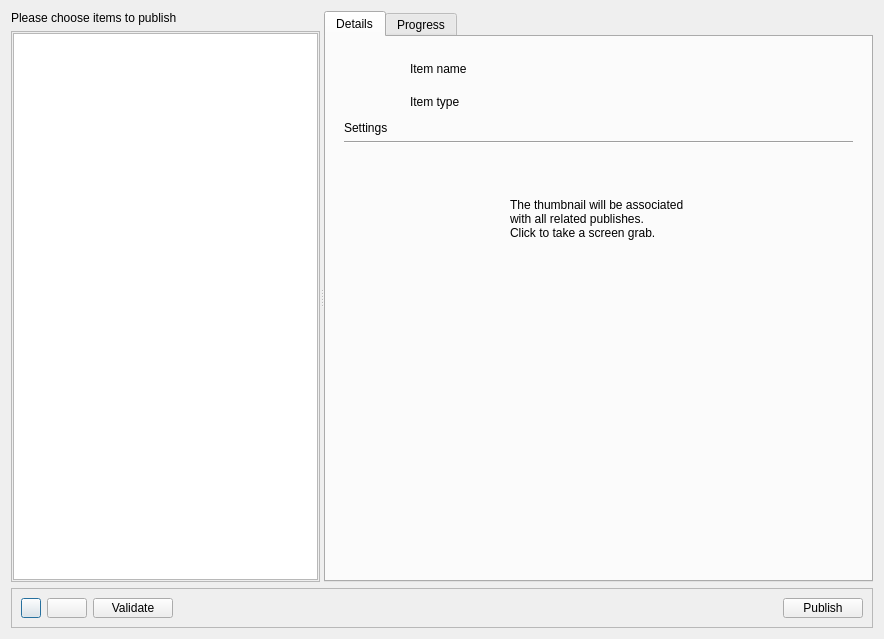
Above: resources/dialog.ui from shotgunsoftware/tk-multi-publish2 before the change. Below: the same form after it.
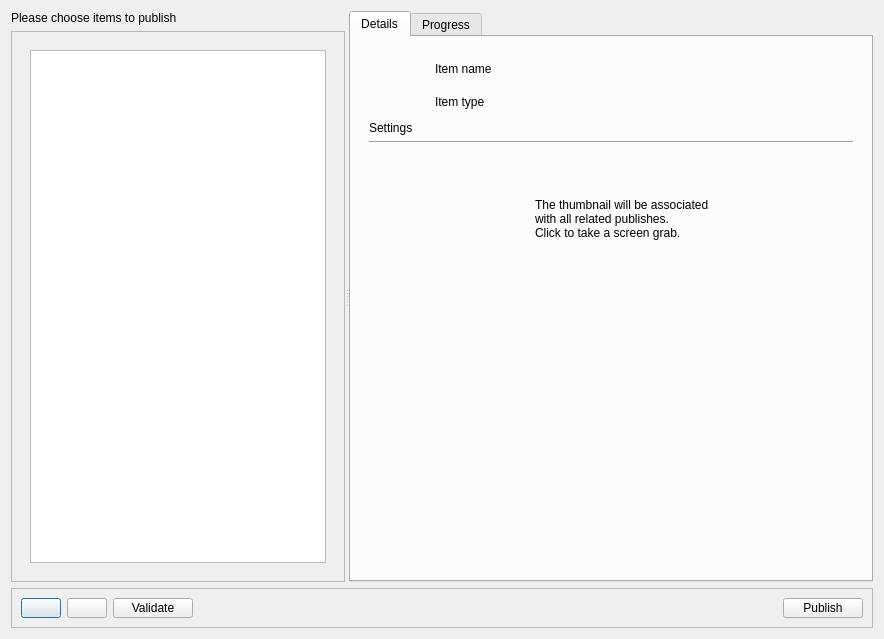
That is the form after the change. The open tabs and pages were chosen to show the change. Icons and pictures are not drawn. Custom widgets are drawn as their Qt base class.

```diff
--- a/resources/dialog.ui
+++ b/resources/dialog.ui
@@ -37,12 +37,13 @@
           <enum>QFrame::Raised</enum>
          </property>
          <layout class="QVBoxLayout" name="verticalLayout_2">
-          <property name="spacing">
-           <number>1</number>
-          </property>
-          <property name="margin">
-           <number>1</number>
-          </property>
+          <item>
+           <widget class="QStackedWidget" name="stackedWidget">
+            <property name="currentIndex">
+             <number>0</number>
+            </property>
+            <widget class="QWidget" name="page">
+             <layout class="QVBoxLayout" name="verticalLayout_15">
           <item>
            <widget class="QTreeWidget" name="items_tree">
             <attribute name="headerVisible">
@@ -57,6 +58,26 @@
           </item>
          </layout>
         </widget>
+            <widget class="QWidget" name="page_2">
+             <layout class="QVBoxLayout" name="verticalLayout_14">
+              <item>
+               <widget class="QTreeWidget" name="items_tree_2">
+                <attribute name="headerVisible">
+                 <bool>false</bool>
+                </attribute>
+                <column>
+                 <property name="text">
+                  <string notr="true">1</string>
+                 </property>
+                </column>
+               </widget>
+              </item>
+             </layout>
+            </widget>
+           </widget>
+          </item>
+         </layout>
+        </widget>
        </item>
       </layout>
      </widget>
@@ -510,21 +531,10 @@
      </property>
      <layout class="QHBoxLayout" name="horizontalLayout">
       <item>
-       <widget class="QPushButton" name="reload">
-        <property name="minimumSize">
-         <size>
-          <width>20</width>
-          <height>0</height>
-         </size>
-        </property>
-        <property name="maximumSize">
-         <size>
-          <width>20</width>
-          <height>16777215</height>
-         </size>
-        </property>
-        <property name="text">
-         <string/>
+       <widget class="QPushButton" name="options">
+        <property name="icon">
+         <iconset resource="resources.qrc">
+          <normaloff>:/tk_multi_publish2/tick.png</normaloff>:/tk_multi_publish2/tick.png</iconset>
         </property>
        </widget>
       </item>
```
Lines whose indentation alone changed are shown as unchanged.
